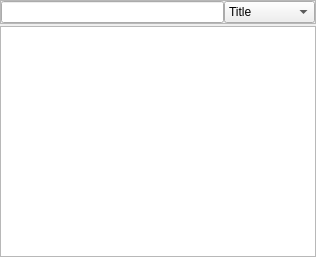
RetroShare/RetroShare, file retroshare-gui/src/gui/common/GroupTreeWidget.ui: the form before one commit.
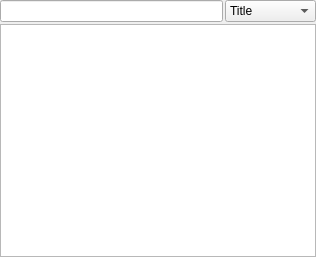
The form after the commit. Custom widgets are drawn as their Qt base class.

Diff of the .ui file:
```diff
--- a/retroshare-gui/src/gui/common/GroupTreeWidget.ui
+++ b/retroshare-gui/src/gui/common/GroupTreeWidget.ui
@@ -20,58 +20,22 @@
    <item>
     <layout class="QHBoxLayout" name="horizontalLayout">
      <property name="spacing">
-      <number>0</number>
+      <number>2</number>
      </property>
      <item>
-      <widget class="QFrame" name="searchlineframe">
-       <property name="minimumSize">
-        <size>
-         <width>0</width>
-         <height>22</height>
-        </size>
-       </property>
-       <property name="maximumSize">
-        <size>
-         <width>16777215</width>
-         <height>16777215</height>
-        </size>
-       </property>
-       <property name="frameShape">
-        <enum>QFrame::StyledPanel</enum>
-       </property>
-       <property name="frameShadow">
-        <enum>QFrame::Raised</enum>
-       </property>
-       <layout class="QGridLayout" name="gridLayout_6">
-        <property name="horizontalSpacing">
-         <number>0</number>
-        </property>
-        <property name="verticalSpacing">
-         <number>1</number>
-        </property>
-        <property name="margin">
-         <number>0</number>
-        </property>
-        <item row="0" column="0">
          <widget class="LineEditClear" name="filterLineEdit">
-          <property name="sizePolicy">
-           <sizepolicy hsizetype="Expanding" vsizetype="Fixed">
-            <horstretch>3</horstretch>
-            <verstretch>0</verstretch>
-           </sizepolicy>
-          </property>
           <property name="toolTip">
            <string>Enter a Keyword here</string>
           </property>
          </widget>
         </item>
-        <item row="0" column="2">
+     <item>
          <widget class="QComboBox" name="filterCombo">
-          <property name="minimumSize">
-           <size>
-            <width>0</width>
-            <height>20</height>
-           </size>
+       <property name="sizePolicy">
+        <sizepolicy hsizetype="Preferred" vsizetype="Preferred">
+         <horstretch>0</horstretch>
+         <verstretch>0</verstretch>
+        </sizepolicy>
           </property>
           <item>
            <property name="text">
@@ -83,9 +47,6 @@
             <string>Description</string>
            </property>
           </item>
-         </widget>
-        </item>
-       </layout>
       </widget>
      </item>
     </layout>
```
Lines whose indentation alone changed are shown as unchanged.
